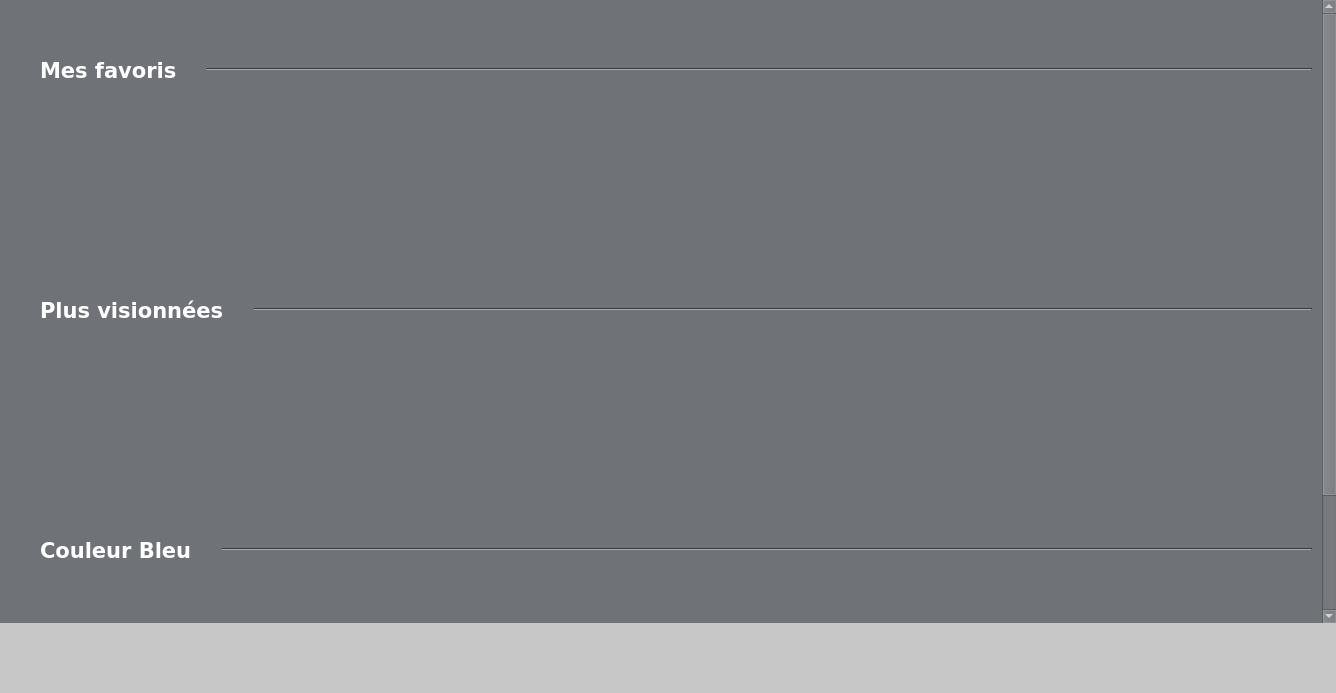
Before: the Qt Designer form accueilwindow.ui in TheoFRASSI/GaleriePhotoIHM, drawn with Qt 5.
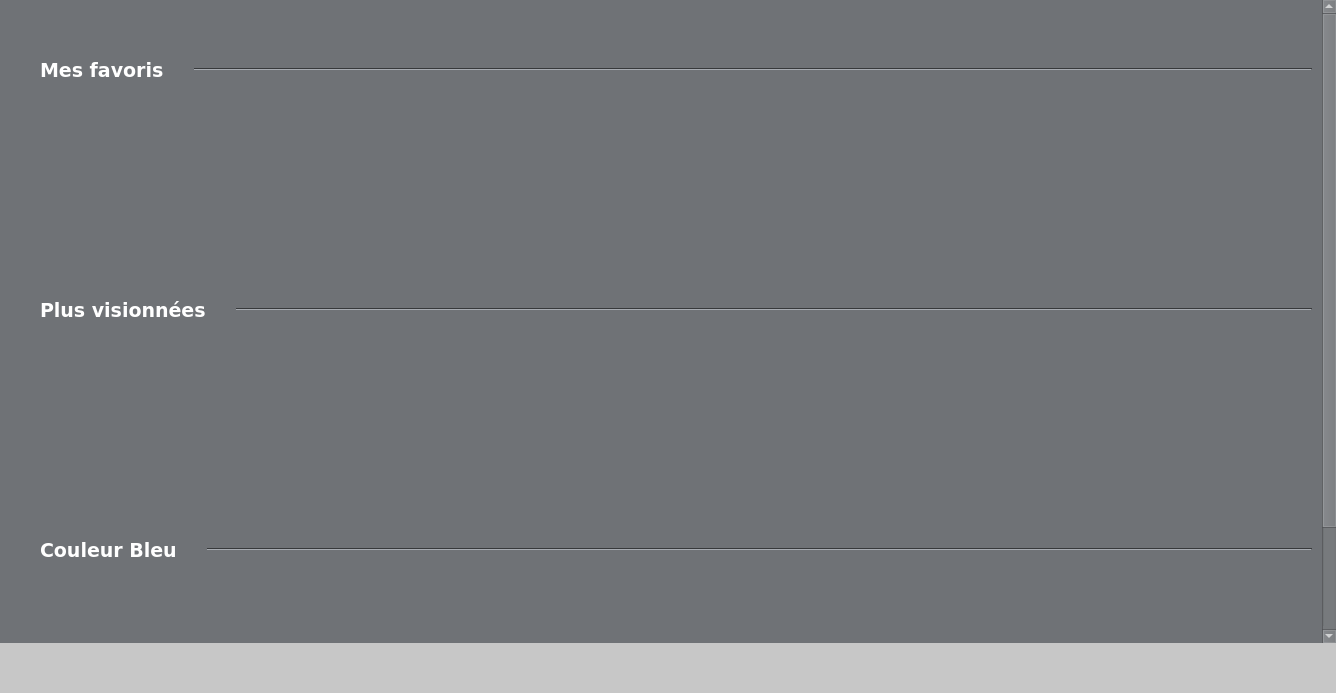
After: the same form once the commit is applied.

Commit message: modif sur l'ui

What changed in the file:
```diff
--- a/accueilwindow.ui
+++ b/accueilwindow.ui
@@ -1018,7 +1018,7 @@
                 <property name="font">
                  <font>
                   <family>Verdana</family>
-                  <pointsize>16</pointsize>
+                  <pointsize>14</pointsize>
                   <weight>75</weight>
                   <bold>true</bold>
                  </font>
@@ -2059,7 +2059,7 @@
                 <property name="font">
                  <font>
                   <family>Verdana</family>
-                  <pointsize>16</pointsize>
+                  <pointsize>14</pointsize>
                   <weight>75</weight>
                   <bold>true</bold>
                  </font>
@@ -3095,7 +3095,7 @@
                 <property name="font">
                  <font>
                   <family>Verdana</family>
-                  <pointsize>16</pointsize>
+                  <pointsize>14</pointsize>
                   <weight>75</weight>
                   <bold>true</bold>
                  </font>
@@ -3647,13 +3647,13 @@
        <property name="minimumSize">
         <size>
          <width>0</width>
-         <height>70</height>
+         <height>50</height>
         </size>
        </property>
        <property name="maximumSize">
         <size>
          <width>16777215</width>
-         <height>70</height>
+         <height>50</height>
         </size>
        </property>
        <property name="palette">
```
